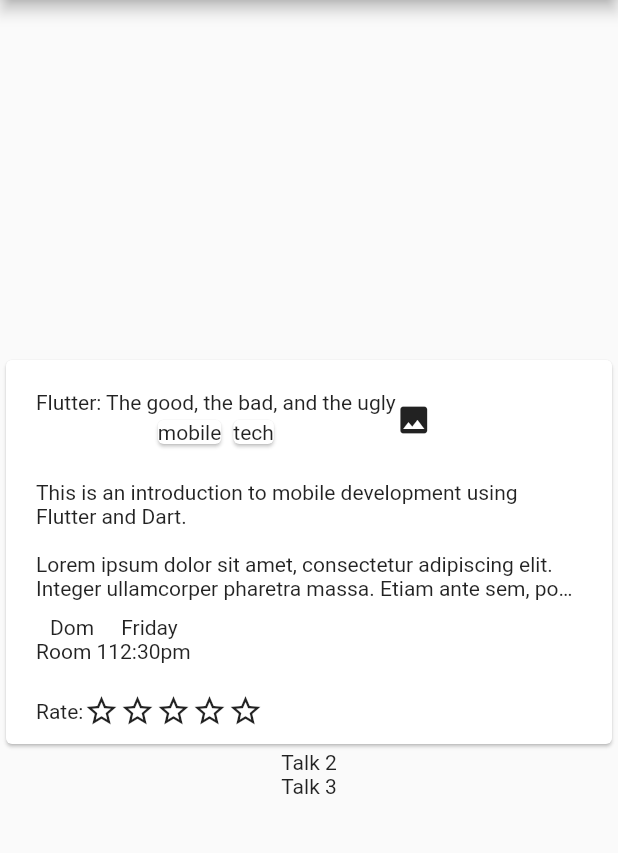
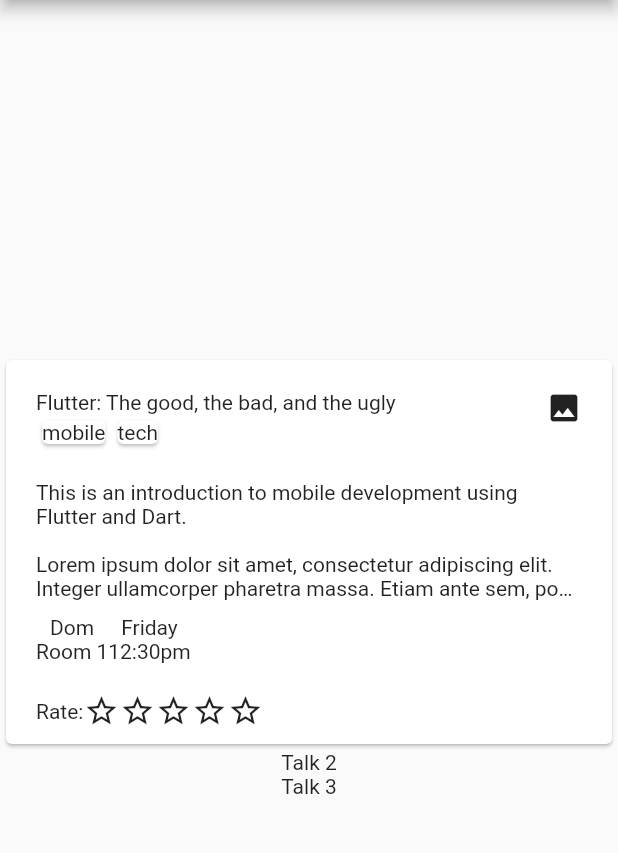
Before and after one commit to random82/talkrater, a Flutter app: the screen it shows after launch, on a phone screen of 412 x 824 dp, the part 84-937 px from its top. Run offline on Flutter 3.47's test engine with Material 2 defaults, Android fonts, the phone set to English and light mode, and no system bars.

Commit message:
Alignment of the title section

```diff
--- a/talkrater/lib/main.dart
+++ b/talkrater/lib/main.dart
@@ -87,13 +87,18 @@ class _MyHomePageState extends State<MyHomePage> {
                     Padding(
                       padding: EdgeInsets.all(20),
                       child: Row(
+                        crossAxisAlignment: CrossAxisAlignment.start,
                         children: <Widget>[
-                            Column(
+                            Expanded(
+                              child: Column(
+                                crossAxisAlignment: CrossAxisAlignment.start,
                                 children: <Widget>[
                                   Text(
                                       'Flutter: The good, the bad, and the ugly',
                                     ),
-                                Row(children: <Widget>[
+                                  Align(
+                                    alignment: Alignment.centerLeft,
+                                    child: Row(children: <Widget>[
                                       Card(
                                         child: Text('mobile'),
                                       ),
@@ -101,10 +106,15 @@ class _MyHomePageState extends State<MyHomePage> {
                                         child: Text('tech'),
                                       )
                                     ],
+                                  ),
                                 )
                               ],
+                            )
                           ),
-                          Icon(Icons.image)
+                          Align(
+                            alignment: Alignment.centerRight,
+                            child: Icon(Icons.image)
+                          )
                         ]
                       )
                     ),
```
Lines whose indentation alone changed are shown as unchanged.
